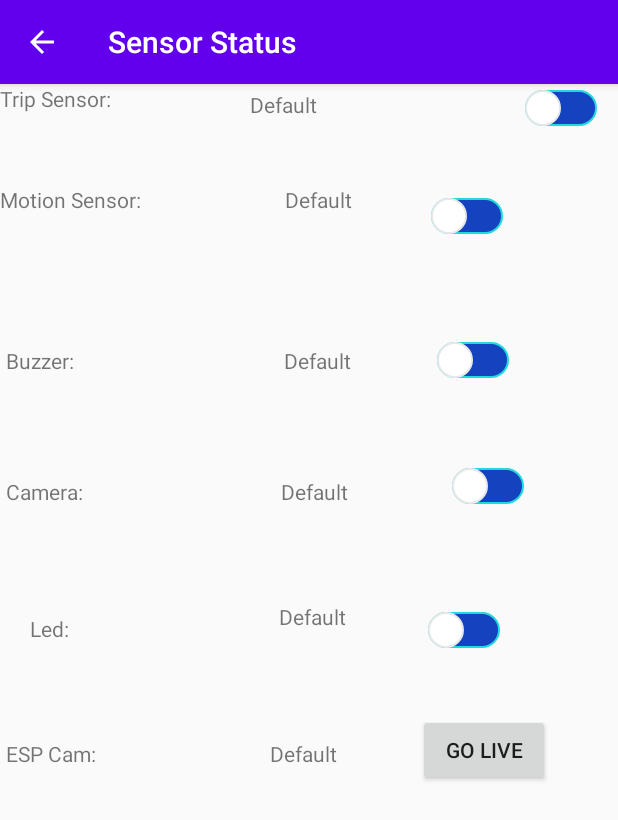
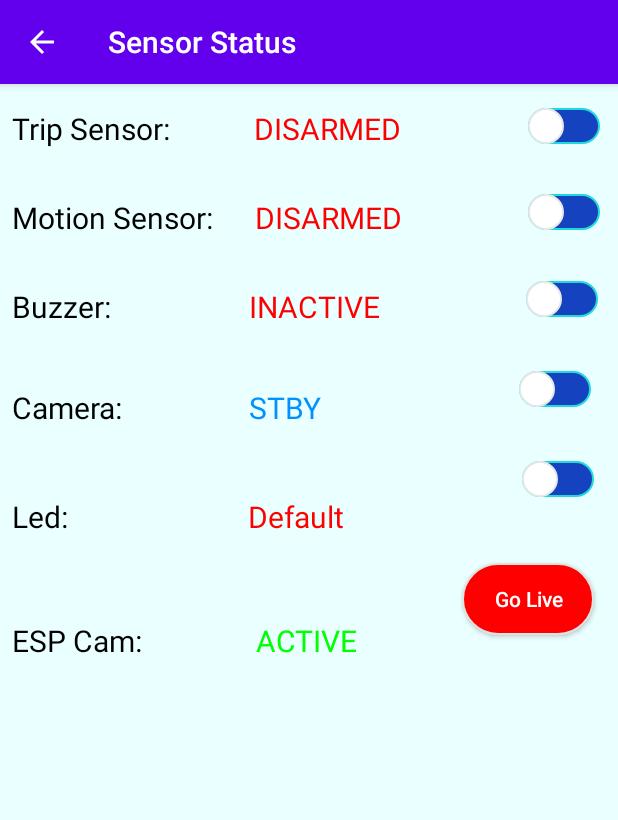
Before and after one commit to doganaygoren/SecurityApp, an Android app: the StatusActivity screen opened directly, with no data from a screen before it, on a phone screen of 412 x 824 dp. Shown: the top 820 px of the screen. Run offline under Robolectric (Android 15) with nearby library versions, the phone set to English and light mode, and no system bars.

Commit message:
Layout Changes

```diff
--- /dev/null
+++ b/app/src/main/res/drawable-anydpi/ic_action_check_update.xml
@@ -0,0 +1,16 @@
+<vector xmlns:android="http://schemas.android.com/apk/res/android"
+    android:width="24dp"
+    android:height="24dp"
+    android:viewportWidth="24"
+    android:viewportHeight="24"
+    android:tint="#000000"
+    android:alpha="0.8">
+  <group android:scaleX="0.7692308"
+      android:scaleY="0.7692308"
+      android:translateX="2.7692308"
+      android:translateY="2.7692308">
+    <path
+        android:fillColor="@android:color/white"
+        android:pathData="M21,10.12h-6.78l2.74,-2.82c-2.73,-2.7 -7.15,-2.8 -9.88,-0.1c-2.73,2.71 -2.73,7.08 0,9.79s7.15,2.71 9.88,0C18.32,15.65 19,14.08 19,12.1h2c0,1.98 -0.88,4.55 -2.64,6.29c-3.51,3.48 -9.21,3.48 -12.72,0c-3.5,-3.47 -3.53,-9.11 -0.02,-12.58s9.14,-3.47 12.65,0L21,3V10.12zM12.5,8v4.25l3.5,2.08l-0.72,1.21L11,13V8H12.5z"/>
+  </group>
+</vector>
--- /dev/null
+++ b/app/src/main/res/drawable-anydpi/ic_action_reset.xml
@@ -0,0 +1,16 @@
+<vector xmlns:android="http://schemas.android.com/apk/res/android"
+    android:width="24dp"
+    android:height="24dp"
+    android:viewportWidth="24"
+    android:viewportHeight="24"
+    android:tint="#000000"
+    android:alpha="0.8">
+  <group android:scaleX="0.7692308"
+      android:scaleY="0.7692308"
+      android:translateX="2.7692308"
+      android:translateY="2.7692308">
+    <path
+        android:fillColor="@android:color/white"
+        android:pathData="M14,12c0,-1.1 -0.9,-2 -2,-2s-2,0.9 -2,2 0.9,2 2,2 2,-0.9 2,-2zM12,3c-4.97,0 -9,4.03 -9,9L0,12l4,4 4,-4L5,12c0,-3.87 3.13,-7 7,-7s7,3.13 7,7 -3.13,7 -7,7c-1.51,0 -2.91,-0.49 -4.06,-1.3l-1.42,1.44C8.04,20.3 9.94,21 12,21c4.97,0 9,-4.03 9,-9s-4.03,-9 -9,-9z"/>
+  </group>
+</vector>
--- /dev/null
+++ b/app/src/main/res/drawable/live_button_backgroud.xml
@@ -0,0 +1,8 @@
+<?xml version="1.0" encoding="utf-8"?>
+<shape xmlns:android="http://schemas.android.com/apk/res/android">
+    <solid android:color="#ff0000" />
+    <stroke
+        android:width="1dp"
+        android:color="#e2e2e2" />
+    <corners android:radius="40dp" />
+</shape>
--- a/app/src/main/res/layout/activity_status.xml
+++ b/app/src/main/res/layout/activity_status.xml
@@ -4,13 +4,18 @@
     xmlns:tools="http://schemas.android.com/tools"
     android:layout_width="match_parent"
     android:layout_height="match_parent"
+    android:background="#eaffff"
     tools:context=".StatusActivity">
 
     <TextView
         android:id="@+id/tvTripSensor"
         android:layout_width="wrap_content"
         android:layout_height="wrap_content"
+        android:layout_marginStart="8dp"
+        android:layout_marginTop="16dp"
         android:text="@string/tripSensor"
+        android:textColor="#000000"
+        android:textSize="20sp"
         app:layout_constraintStart_toStartOf="parent"
         app:layout_constraintTop_toTopOf="parent" />
 
@@ -18,9 +23,11 @@
         android:id="@+id/tvTripSensorStatus"
         android:layout_width="wrap_content"
         android:layout_height="wrap_content"
-        android:layout_marginStart="92dp"
-        android:layout_marginTop="4dp"
-        android:text="@string/defaultHolder"
+        android:layout_marginStart="56dp"
+        android:layout_marginTop="16dp"
+        android:text="@string/disarmed"
+        android:textColor="#ff0000"
+        android:textSize="20sp"
         app:layout_constraintStart_toEndOf="@+id/tvTripSensor"
         app:layout_constraintTop_toTopOf="parent" />
 
@@ -29,10 +36,10 @@
         android:id="@+id/switchTripSensor"
         android:layout_width="wrap_content"
         android:layout_height="wrap_content"
-        android:layout_marginStart="124dp"
-        android:layout_marginTop="4dp"
+        android:layout_marginTop="16dp"
         android:thumb="@drawable/btstatus"
         app:layout_constraintEnd_toEndOf="parent"
+        app:layout_constraintHorizontal_bias="0.875"
         app:layout_constraintStart_toEndOf="@+id/tvTripSensorStatus"
         app:layout_constraintTop_toTopOf="parent"
         app:track="@drawable/btstatustrack" />
@@ -41,8 +48,11 @@
         android:id="@+id/tvMotionSensor"
         android:layout_width="wrap_content"
         android:layout_height="wrap_content"
-        android:layout_marginTop="48dp"
+        android:layout_marginStart="8dp"
+        android:layout_marginTop="32dp"
         android:text="@string/motionSensor"
+        android:textColor="#000000"
+        android:textSize="20sp"
         app:layout_constraintStart_toStartOf="parent"
         app:layout_constraintTop_toBottomOf="@+id/tvTripSensor" />
 
@@ -50,9 +60,11 @@
         android:id="@+id/tvMotionSensorStatus"
         android:layout_width="wrap_content"
         android:layout_height="wrap_content"
-        android:layout_marginStart="96dp"
-        android:layout_marginTop="44dp"
-        android:text="@string/defaultHolder"
+        android:layout_marginStart="28dp"
+        android:layout_marginTop="32dp"
+        android:text="@string/disarmed"
+        android:textColor="#ff0000"
+        android:textSize="20sp"
         app:layout_constraintStart_toEndOf="@+id/tvMotionSensor"
         app:layout_constraintTop_toBottomOf="@+id/tvTripSensorStatus" />
 
@@ -61,10 +73,11 @@
         android:id="@+id/switchMotionSensor"
         android:layout_width="wrap_content"
         android:layout_height="wrap_content"
-        android:layout_marginTop="48dp"
-        android:layout_marginEnd="24dp"
+        android:layout_marginTop="32dp"
+        android:textSize="20sp"
         android:thumb="@drawable/btstatus"
         app:layout_constraintEnd_toEndOf="parent"
+        app:layout_constraintHorizontal_bias="0.875"
         app:layout_constraintStart_toEndOf="@+id/tvMotionSensorStatus"
         app:layout_constraintTop_toBottomOf="@+id/switchTripSensor"
         app:track="@drawable/btstatustrack" />
@@ -73,32 +86,36 @@
         android:id="@+id/tvBuzzer"
         android:layout_width="wrap_content"
         android:layout_height="wrap_content"
-        android:layout_marginStart="4dp"
-        android:layout_marginTop="88dp"
+        android:layout_marginStart="8dp"
+        android:layout_marginTop="32dp"
         android:text="@string/buzzer"
+        android:textColor="#000000"
+        android:textSize="20sp"
         app:layout_constraintStart_toStartOf="parent"
         app:layout_constraintTop_toBottomOf="@+id/tvMotionSensor" />
+
 
     <TextView
         android:id="@+id/tvBuzzerSensor"
         android:layout_width="wrap_content"
         android:layout_height="wrap_content"
-        android:layout_marginStart="140dp"
-        android:layout_marginTop="88dp"
-        android:text="@string/defaultHolder"
+        android:layout_marginStart="92dp"
+        android:layout_marginTop="32dp"
+        android:text="@string/inactive"
+        android:textColor="#ff0000"
+        android:textSize="20sp"
         app:layout_constraintStart_toEndOf="@+id/tvBuzzer"
         app:layout_constraintTop_toBottomOf="@+id/tvMotionSensorStatus" />
-
 
     <androidx.appcompat.widget.SwitchCompat
 
         android:id="@+id/switchBuzzer"
         android:layout_width="wrap_content"
         android:layout_height="wrap_content"
-        android:layout_marginTop="72dp"
-        android:layout_marginEnd="16dp"
+        android:layout_marginTop="32dp"
         android:thumb="@drawable/btstatus"
         app:layout_constraintEnd_toEndOf="parent"
+        app:layout_constraintHorizontal_bias="0.879"
         app:layout_constraintStart_toEndOf="@+id/tvBuzzerSensor"
         app:layout_constraintTop_toBottomOf="@+id/switchMotionSensor"
         app:track="@drawable/btstatustrack" />
@@ -107,9 +124,11 @@
         android:id="@+id/tvCamera"
         android:layout_width="wrap_content"
         android:layout_height="wrap_content"
-        android:layout_marginStart="4dp"
-        android:layout_marginTop="68dp"
+        android:layout_marginStart="8dp"
+        android:layout_marginTop="40dp"
         android:text="@string/camera"
+        android:textColor="#000000"
+        android:textSize="20sp"
         app:layout_constraintStart_toStartOf="parent"
         app:layout_constraintTop_toBottomOf="@+id/tvBuzzer" />
 
@@ -117,9 +136,11 @@
         android:id="@+id/tvCameraStatus"
         android:layout_width="wrap_content"
         android:layout_height="wrap_content"
-        android:layout_marginStart="132dp"
-        android:layout_marginTop="68dp"
-        android:text="@string/defaultHolder"
+        android:layout_marginStart="84dp"
+        android:layout_marginTop="40dp"
+        android:text="@string/standby"
+        android:textColor="#0091ff"
+        android:textSize="20sp"
         app:layout_constraintStart_toEndOf="@+id/tvCamera"
         app:layout_constraintTop_toBottomOf="@+id/tvBuzzerSensor" />
 
@@ -128,10 +149,10 @@
         android:id="@+id/switchCamera"
         android:layout_width="wrap_content"
         android:layout_height="wrap_content"
-        android:layout_marginTop="60dp"
+        android:layout_marginTop="36dp"
         android:thumb="@drawable/btstatus"
         app:layout_constraintEnd_toEndOf="parent"
-        app:layout_constraintHorizontal_bias="0.527"
+        app:layout_constraintHorizontal_bias="0.878"
         app:layout_constraintStart_toEndOf="@+id/tvCameraStatus"
         app:layout_constraintTop_toBottomOf="@+id/switchBuzzer"
         app:track="@drawable/btstatustrack" />
@@ -140,9 +161,11 @@
         android:id="@+id/tvLed"
         android:layout_width="wrap_content"
         android:layout_height="wrap_content"
-        android:layout_marginStart="20dp"
-        android:layout_marginTop="72dp"
+        android:layout_marginStart="8dp"
+        android:layout_marginTop="45dp"
         android:text="@string/led"
+        android:textColor="#000000"
+        android:textSize="20sp"
         app:layout_constraintStart_toStartOf="parent"
         app:layout_constraintTop_toBottomOf="@+id/tvCamera" />
 
@@ -150,9 +173,11 @@
         android:id="@+id/tvLedStatus"
         android:layout_width="wrap_content"
         android:layout_height="wrap_content"
-        android:layout_marginStart="140dp"
-        android:layout_marginTop="64dp"
+        android:layout_marginStart="120dp"
+        android:layout_marginTop="45dp"
         android:text="@string/defaultHolder"
+        android:textColor="#ff0000"
+        android:textSize="20sp"
         app:layout_constraintStart_toEndOf="@+id/tvLed"
         app:layout_constraintTop_toBottomOf="@+id/tvCameraStatus" />
 
@@ -161,10 +186,10 @@
         android:id="@+id/switchLed"
         android:layout_width="wrap_content"
         android:layout_height="wrap_content"
-        android:layout_marginTop="72dp"
-        android:layout_marginEnd="24dp"
+        android:layout_marginTop="36dp"
         android:thumb="@drawable/btstatus"
         app:layout_constraintEnd_toEndOf="parent"
+        app:layout_constraintHorizontal_bias="0.879"
         app:layout_constraintStart_toEndOf="@+id/tvLedStatus"
         app:layout_constraintTop_toBottomOf="@+id/switchCamera"
         app:track="@drawable/btstatustrack" />
@@ -173,9 +198,11 @@
         android:id="@+id/tvEspCam"
         android:layout_width="wrap_content"
         android:layout_height="wrap_content"
-        android:layout_marginStart="4dp"
-        android:layout_marginTop="64dp"
+        android:layout_marginStart="8dp"
+        android:layout_marginTop="55dp"
         android:text="@string/espCam"
+        android:textColor="#000000"
+        android:textSize="20sp"
         app:layout_constraintStart_toStartOf="parent"
         app:layout_constraintTop_toBottomOf="@+id/tvLed" />
 
@@ -183,9 +210,11 @@
         android:id="@+id/tvEspCamStatus"
         android:layout_width="wrap_content"
         android:layout_height="wrap_content"
-        android:layout_marginStart="116dp"
-        android:layout_marginTop="72dp"
-        android:text="@string/defaultHolder"
+        android:layout_marginStart="76dp"
+        android:layout_marginTop="55dp"
+        android:text="@string/active"
+        android:textColor="#00ff00"
+        android:textSize="20sp"
         app:layout_constraintStart_toEndOf="@+id/tvEspCam"
         app:layout_constraintTop_toBottomOf="@+id/tvLedStatus" />
 
@@ -194,9 +223,12 @@
         android:layout_width="wrap_content"
         android:layout_height="wrap_content"
         android:layout_marginTop="44dp"
+        android:background="@drawable/live_button_backgroud"
         android:text="@string/goLive"
+        android:textAllCaps="false"
+        android:textColor="#ffffff"
         app:layout_constraintEnd_toEndOf="parent"
-        app:layout_constraintHorizontal_bias="0.546"
+        app:layout_constraintHorizontal_bias="0.816"
         app:layout_constraintStart_toEndOf="@+id/tvEspCamStatus"
         app:layout_constraintTop_toBottomOf="@+id/switchLed" />
 
--- a/app/src/main/res/values/strings.xml
+++ b/app/src/main/res/values/strings.xml
@@ -26,6 +26,11 @@
     <string name="led">Led:</string>
     <string name="espCam">ESP Cam:</string>
     <string name="goLive">Go Live</string>
+    <string name="armed">ARMED</string>
+    <string name="disarmed">DISARMED</string>
+    <string name="active">ACTIVE</string>
+    <string name="inactive">INACTIVE</string>
+    <string name="standby">STBY</string>
 
 
 </resources>
```
Also changed, not shown: app/src/main/res/drawable-hdpi/ic_action_check_update.png (added), app/src/main/res/drawable-hdpi/ic_action_reset.png (added), app/src/main/res/drawable-mdpi/ic_action_check_update.png (added), app/src/main/res/drawable-mdpi/ic_action_reset.png (added), app/src/main/res/drawable-xhdpi/ic_action_check_update.png (added), app/src/main/res/drawable-xhdpi/ic_action_reset.png (added), app/src/main/res/drawable-xxhdpi/ic_action_check_update.png (added), app/src/main/res/drawable-xxhdpi/ic_action_reset.png (added).
